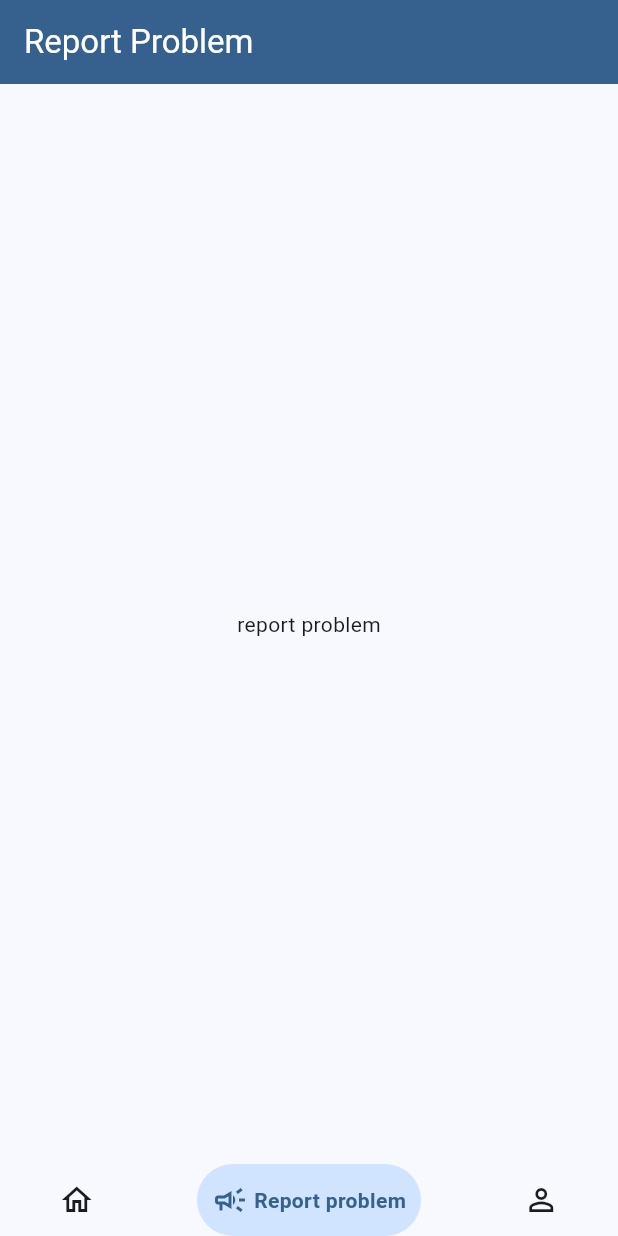
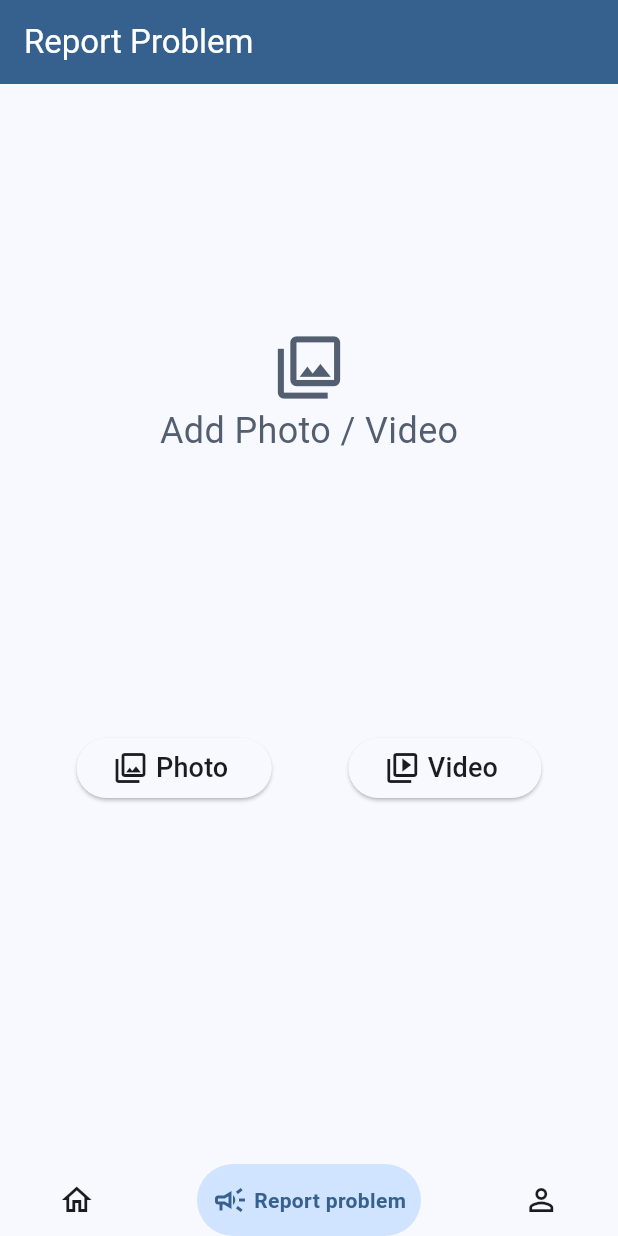
Before and after one commit to Omar-khodja/MAKARR, a Flutter app: the screen it shows once a user with an empty profile is signed in, item 2 of the bottom bar chosen, on a phone screen of 412 x 824 dp. Run offline on Flutter 3.47's test engine with Material 3 defaults, Android fonts, the phone set to English and light mode, and no system bars; drawn by our look-alikes of google_nav_bar; our stand-ins replace cloud_firestore, firebase_auth, firebase_core, flutter_riverpod, google_fonts, image_picker and 1 more; accounts and stored records are empty.

Commit message:
adding report problem functionality

```diff
--- a/lib/main.dart
+++ b/lib/main.dart
@@ -2,6 +2,7 @@ import 'package:firebase_auth/firebase_auth.dart';
 import 'package:flutter/material.dart';
 import 'package:flutter_riverpod/flutter_riverpod.dart';
 import 'package:google_fonts/google_fonts.dart';
+import 'package:makarr/provider/user_Provider.dart';
 import 'package:makarr/screen/home_with_nav.dart';
 import 'package:makarr/screen/login.dart';
 import 'package:firebase_core/firebase_core.dart';
@@ -15,7 +16,8 @@ const Color kAccentDark = Color(0xFF0A2A43); // Dark blue
 const Color kTextGray = Color(0xFF333333); // Primary text
 const Color kWhite = Color(0xFFFFFFFF); // White
 
-final colorScheme = ColorScheme.fromSeed(seedColor: const Color(0xFF0078C8));
+final colorScheme = ColorScheme.fromSeed(seedColor: const Color(0xFF0078C8)).copyWith(
+);
 
 void main() async {
   WidgetsFlutterBinding.ensureInitialized();
@@ -23,12 +25,12 @@ void main() async {
   runApp(const ProviderScope(child: MyApp()));
 }
 
-class MyApp extends StatelessWidget {
+class MyApp extends ConsumerWidget {
   const MyApp({super.key});
 
   // This widget is the root of your application.
   @override
-  Widget build(BuildContext context) {
+  Widget build(BuildContext context, WidgetRef ref) {
     return MaterialApp(
       title: 'Flutter Demo',
       theme: ThemeData(
@@ -39,7 +41,8 @@ class MyApp extends StatelessWidget {
       home: StreamBuilder(
         stream: FirebaseAuth.instance.authStateChanges(),
         builder: (context, snapshot) {
-          if (snapshot.hasData) {
+          if (snapshot.hasData && snapshot.data != null) {
+            ref.read(userProvider.notifier).fetchUserInfo(snapshot.data!.uid);
             return HomeWithNav(uId: snapshot.data!.uid);
           }
           return const Login();
--- a/lib/provider/user_Provider.dart
+++ b/lib/provider/user_Provider.dart
@@ -36,4 +36,6 @@ class UserProvider extends StateNotifier<UserData?> {
   }
 }
 
-final userProvider = StateNotifierProvider((ref) => UserProvider());
+final userProvider = StateNotifierProvider<UserProvider, UserData?>(
+  (ref) => UserProvider(),
+);
--- a/lib/screen/home_with_nav.dart
+++ b/lib/screen/home_with_nav.dart
@@ -1,7 +1,6 @@
 import 'package:flutter/material.dart';
 import 'package:flutter_riverpod/flutter_riverpod.dart';
 import 'package:google_nav_bar/google_nav_bar.dart';
-import 'package:makarr/provider/user_Provider.dart';
 import 'package:makarr/screen/home.dart';
 import 'package:makarr/screen/profile.dart';
 import 'package:makarr/screen/report_Problem.dart';
@@ -21,23 +20,14 @@ class _HomeWithNavState extends ConsumerState<HomeWithNav> {
 
   @override
   Widget build(BuildContext context) {
-    final userNotifire = ref.watch(userProvider.notifier);
-
     return Scaffold(
+      backgroundColor: Theme.of(context).colorScheme.surface,
       appBar: AppBar(
         title: Text(screenTitle[selectedScreen]),
         backgroundColor: Theme.of(context).colorScheme.primary,
         foregroundColor: Theme.of(context).colorScheme.onPrimary,
       ),
-      body: FutureBuilder(
-        future: userNotifire.fetchUserInfo(widget.uId),
-        builder: (context, snapshot) {
-          if (snapshot.connectionState == ConnectionState.waiting) {
-            return const Center(child: CircularProgressIndicator());
-          }
-          return screen[selectedScreen];
-        },
-      ),
+      body: IndexedStack(index: selectedScreen, children: screen),
       bottomNavigationBar: GNav(
         backgroundColor: Theme.of(context).colorScheme.surface,
         activeColor: Theme.of(context).colorScheme.primary,
--- a/lib/screen/report_Problem.dart
+++ b/lib/screen/report_Problem.dart
@@ -1,11 +1,159 @@
+import 'dart:io';
+
 import 'package:flutter/material.dart';
+import 'package:makarr/appLogger.dart';
+import 'package:makarr/widget/Custom_elevatedButton.dart';
+import 'package:image_picker/image_picker.dart';
+import 'package:makarr/widget/Image_card.dart';
 
-class ReportProblem extends StatelessWidget {
+class ReportProblem extends StatefulWidget {
   const ReportProblem({super.key});
+
+  @override
+  State<ReportProblem> createState() => _ReportProblemState();
+}
+
+class _ReportProblemState extends State<ReportProblem> {
+  final ImagePicker _imagePicker = ImagePicker();
+  final List<File?> _imageFile = [];
+  File? _VideoFile;
+
   @override
   Widget build(BuildContext context) {
-    return const Scaffold(
-      body: Center(child: Text("report problem"),),
+    final double height = MediaQuery.of(context).size.height;
+    return Column(
+      children: [
+        Container(
+          width: double.infinity,
+          height: height * 0.5,
+          decoration: BoxDecoration(
+            color: Theme.of(context).colorScheme.surface,
+            borderRadius: BorderRadius.circular(12),
+          ),
+          child: _imageFile.isNotEmpty
+              ? GridView(
+                  gridDelegate: const SliverGridDelegateWithFixedCrossAxisCount(
+                    childAspectRatio: 1,
+                    mainAxisExtent: 200,
+                    crossAxisCount: 2,
+                    crossAxisSpacing: 5,
+                    mainAxisSpacing: 5,
+                  ),
+                  children: _imageFile
+                      .map(
+                        (e) => ImageCard(
+                          image: e!,
+                          onDelete: () => deleteImage(e),
+                        ),
+                      )
+                      .toList(),
+                )
+              : Column(
+                  mainAxisAlignment: MainAxisAlignment.center,
+                  children: [
+                    Center(
+                      child: Icon(
+                        Icons.photo_library_outlined,
+                        size: 50,
+                        color: Theme.of(context).colorScheme.secondary,
+                      ),
+                    ),
+                    Text(
+                      "Add Photo / Video",
+                      style: TextStyle(
+                        fontSize: 24,
+                        color: Theme.of(context).colorScheme.secondary,
+                      ),
+                    ),
+                  ],
+                ),
+        ),
+        const SizedBox(height: 20),
+        Row(
+          mainAxisAlignment: .spaceEvenly,
+
+          children: [
+            CustomElevatedbutton(
+              label: 'Photo',
+              leadIcon: Icons.photo_library_outlined,
+              fun: pickImage,
+            ),
+            CustomElevatedbutton(
+              label: 'Video',
+              leadIcon: Icons.video_library_outlined,
+              fun: () {},
+            ),
+          ],
+        ),
+      ],
     );
   }
+
+  void showAlert(String message) {
+    showDialog(
+      context: context,
+      builder: (context) => AlertDialog(
+        icon: const Icon(Icons.warning_amber_outlined),
+        content: Text(message),
+        actions: [
+          TextButton(
+            onPressed: () => Navigator.of(context).pop(),
+            child: const Text('OK'),
+          ),
+        ],
+      ),
+    );
+  }
+
+  Future<void> pickImage() async {
+    final xFiles = await _imagePicker.pickMultiImage(
+      limit: 4,
+      imageQuality: 80,
+    );
+    AppLogger.i(
+      "number of selected images: ${xFiles.length} / ${_imageFile.length}",
+    );
+    if (_imageFile.length > 4 || _imageFile.length + xFiles.length > 4) {
+      showAlert("You have already selected the maximum number of images (4).");
+      return;
+    }
+    if (xFiles.length > 4) {
+      final limitedImages = xFiles.take(4).toList();
+      showAlert("You can only select up to 4 images.");
+
+      setState(() {
+        _imageFile.addAll(limitedImages.map((e) => File(e.path)));
+      });
+    } else if (xFiles.isNotEmpty) {
+      setState(() {
+        _imageFile.addAll(xFiles.map((e) => File(e.path)));
+      });
+    }
+  }
+
+  void deleteImage(File image) {
+    setState(() {
+      _imageFile.remove(image);
+    });
+  }
 }
+/* Column(
+            mainAxisAlignment: .center,
+            mainAxisSize: .min,
+            children: [
+              Center(
+                child: Icon(
+                  Icons.video_library_outlined,
+                  size: 50,
+                  color: Theme.of(context).colorScheme.secondary,
+                ),
+              ),
+              Text(
+                "Add Photo / Video",
+                style: TextStyle(
+                  fontSize: 24,
+                  color: Theme.of(context).colorScheme.secondary,
+                ),
+              ),
+            ],
+          ), */
--- /dev/null
+++ b/lib/widget/Custom_elevatedButton.dart
@@ -0,0 +1,55 @@
+import 'package:flutter/material.dart';
+
+class CustomElevatedbutton extends StatelessWidget {
+  const CustomElevatedbutton({
+    super.key,
+    required this.label,
+    required this.fun,
+    this.leadIcon,
+    this.tailIcon,
+    this.isLoading = false,
+  });
+  final String label;
+  final VoidCallback fun;
+  final IconData? leadIcon;
+  final IconData? tailIcon;
+  final bool isLoading;
+
+  @override
+  Widget build(BuildContext context) {
+    return ElevatedButton(
+      onPressed: fun,
+      style: ElevatedButton.styleFrom(
+        backgroundColor: Theme.of(context).colorScheme.surface,
+      ),
+
+      child: Row(
+        mainAxisAlignment: .center,
+        mainAxisSize: .min,
+        children: [
+          if (leadIcon != null)
+            Icon(
+              leadIcon,
+              size: 24,
+              color: Theme.of(context).colorScheme.onSurface,
+            ),
+          const SizedBox(width: 5),
+          Text(
+            label,
+            style: TextStyle(
+              fontSize: 18,
+              color: Theme.of(context).colorScheme.onSurface,
+            ),
+          ),
+          const SizedBox(width: 5),
+          if (tailIcon != null)
+            Icon(
+              tailIcon,
+              size: 24,
+              color: Theme.of(context).colorScheme.onSurface,
+            ),
+        ],
+      ),
+    );
+  }
+}
```
Also changed, not shown: lib/screen/profile.dart (+7 -6 lines), lib/widget/Image_card.dart (added, +37 -0 lines).
